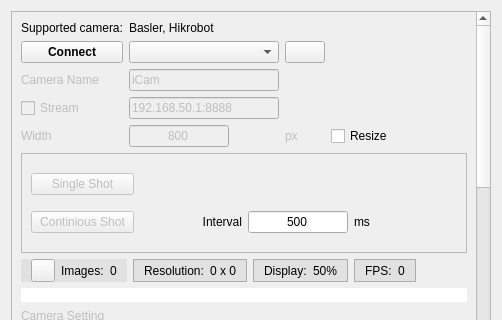
This is plugin/IndustrialCamera/form.ui in deltaxrobot/Delta-X-Software as Qt 5 draws it before an edit; both pictures show x 0 to 502 and y 0 to 320 of the 502 by 607 pixel window. The edited form follows.
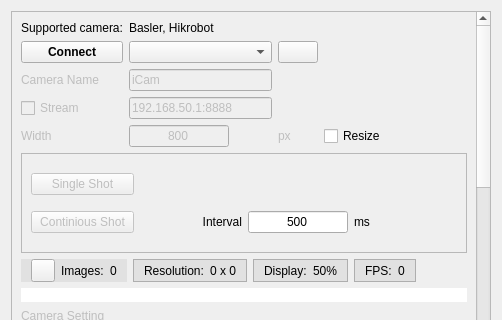
This is the edited form. Icons and pictures are not drawn.

```diff
--- a/plugin/IndustrialCamera/form.ui
+++ b/plugin/IndustrialCamera/form.ui
@@ -30,7 +30,7 @@
        <rect>
         <x>0</x>
         <y>0</y>
-        <width>465</width>
+        <width>457</width>
         <height>2000</height>
        </rect>
       </property>
@@ -42,7 +42,7 @@
       </property>
       <property name="minimumSize">
        <size>
-        <width>450</width>
+        <width>100</width>
         <height>2000</height>
        </size>
       </property>
@@ -71,7 +71,7 @@
           <widget class="QComboBox" name="cbCameraList">
            <property name="minimumSize">
             <size>
-             <width>150</width>
+             <width>0</width>
              <height>0</height>
             </size>
            </property>
```
Left out of the diff: 1 changed line with no effect on the pictures.
